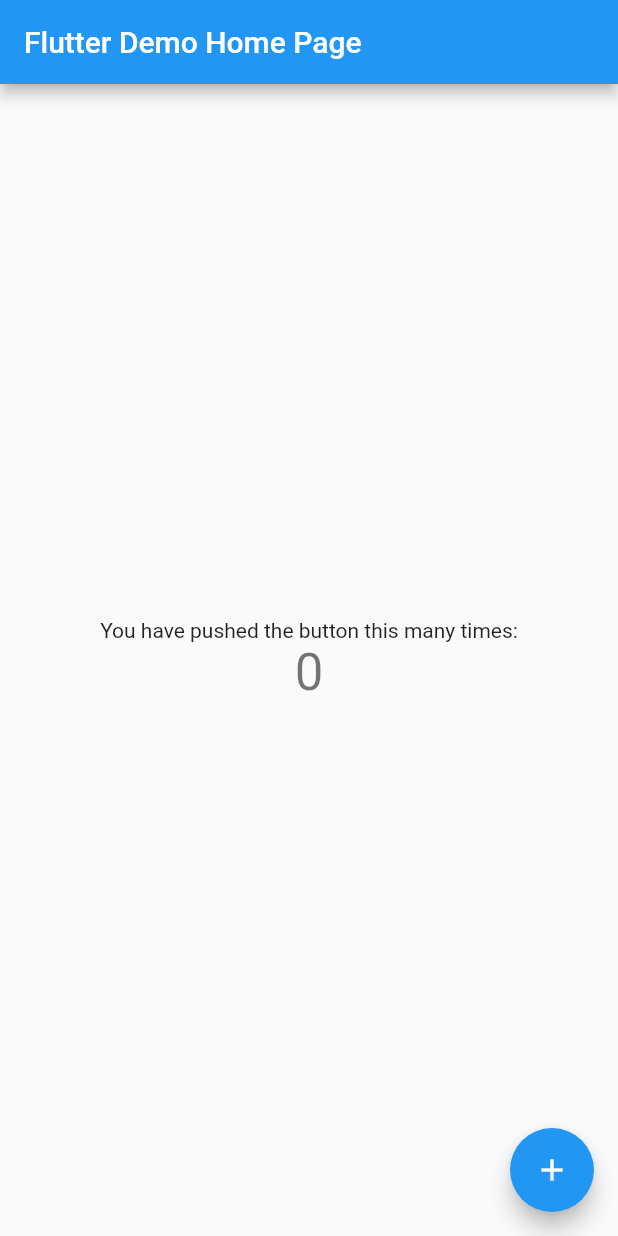
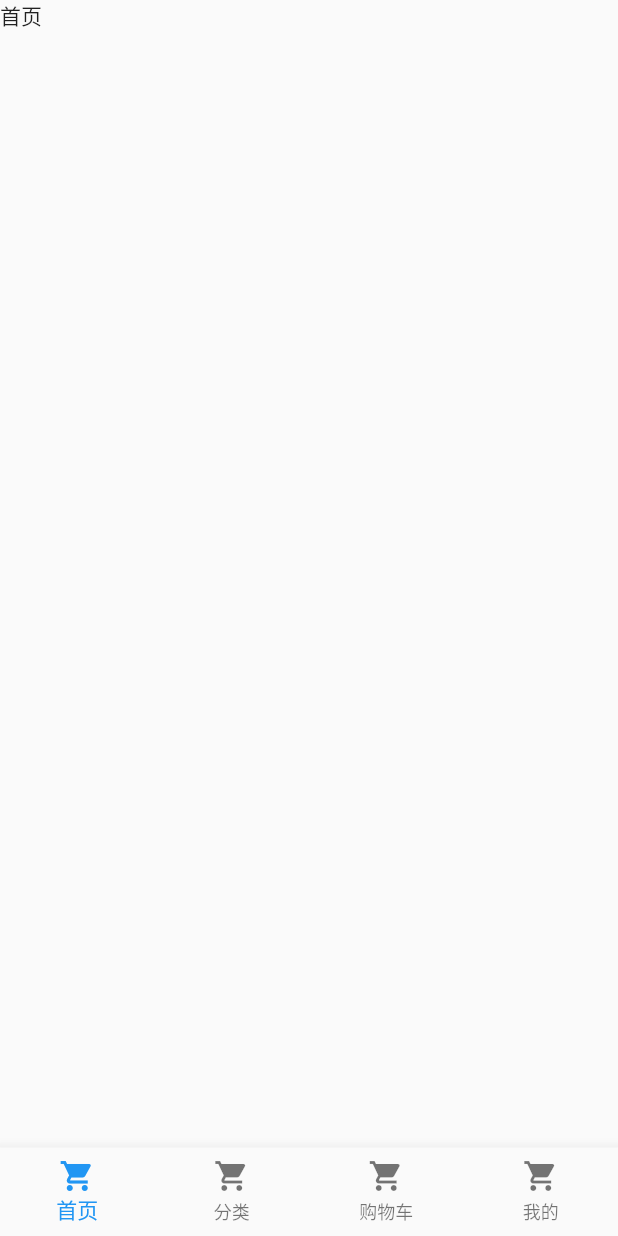
Before and after one commit to suzhiqiu/FlutterDemo, a Flutter app: the screen it shows after launch, on a phone screen of 412 x 824 dp. Run offline on Flutter 3.47's test engine with Material 2 defaults, Android fonts, the phone set to English and light mode, and no system bars.

Commit message:
feat:创建四个tab

```diff
--- a/lib/main.dart
+++ b/lib/main.dart
@@ -1,4 +1,5 @@
 import 'package:flutter/material.dart';
+import 'router/router.dart';
 
 void main() {
   runApp(MyApp());
@@ -9,105 +10,12 @@ class MyApp extends StatelessWidget {
   @override
   Widget build(BuildContext context) {
     return MaterialApp(
-      title: 'Flutter Demo',
-      theme: ThemeData(
-        // This is the theme of your application.
-        //
-        // Try running your application with "flutter run". You'll see the
-        // application has a blue toolbar. Then, without quitting the app, try
-        // changing the primarySwatch below to Colors.green and then invoke
-        // "hot reload" (press "r" in the console where you ran "flutter run",
-        // or simply save your changes to "hot reload" in a Flutter IDE).
-        // Notice that the counter didn't reset back to zero; the application
-        // is not restarted.
-        primarySwatch: Colors.blue,
-      ),
-      home: MyHomePage(title: 'Flutter Demo Home Page'),
+      theme: ThemeData(primaryColor: Colors.yellow
+          //primaryColor: Colors.white,
+          ),
+      initialRoute: '/',
+      onGenerateRoute: onGenerateRoute,
+      debugShowCheckedModeBanner: false,
     );
   }
 }
-
-class MyHomePage extends StatefulWidget {
-  MyHomePage({Key key, this.title}) : super(key: key);
-
-  // This widget is the home page of your application. It is stateful, meaning
-  // that it has a State object (defined below) that contains fields that affect
-  // how it looks.
-
-  // This class is the configuration for the state. It holds the values (in this
-  // case the title) provided by the parent (in this case the App widget) and
-  // used by the build method of the State. Fields in a Widget subclass are
-  // always marked "final".
-
-  final String title;
-
-  @override
-  _MyHomePageState createState() => _MyHomePageState();
-}
-
-class _MyHomePageState extends State<MyHomePage> {
-  int _counter = 0;
-
-  void _incrementCounter() {
-    setState(() {
-      // This call to setState tells the Flutter framework that something has
-      // changed in this State, which causes it to rerun the build method below
-      // so that the display can reflect the updated values. If we changed
-      // _counter without calling setState(), then the build method would not be
-      // called again, and so nothing would appear to happen.
-      _counter++;
-    });
-  }
-
-  @override
-  Widget build(BuildContext context) {
-    // This method is rerun every time setState is called, for instance as done
-    // by the _incrementCounter method above.
-    //
-    // The Flutter framework has been optimized to make rerunning build methods
-    // fast, so that you can just rebuild anything that needs updating rather
-    // than having to individually change instances of widgets.
-    return Scaffold(
-      appBar: AppBar(
-        // Here we take the value from the MyHomePage object that was created by
-        // the App.build method, and use it to set our appbar title.
-        title: Text(widget.title),
-      ),
-      body: Center(
-        // Center is a layout widget. It takes a single child and positions it
-        // in the middle of the parent.
-        child: Column(
-          // Column is also a layout widget. It takes a list of children and
-          // arranges them vertically. By default, it sizes itself to fit its
-          // children horizontally, and tries to be as tall as its parent.
-          //
-          // Invoke "debug painting" (press "p" in the console, choose the
-          // "Toggle Debug Paint" action from the Flutter Inspector in Android
-          // Studio, or the "Toggle Debug Paint" command in Visual Studio Code)
-          // to see the wireframe for each widget.
-          //
-          // Column has various properties to control how it sizes itself and
-          // how it positions its children. Here we use mainAxisAlignment to
-          // center the children vertically; the main axis here is the vertical
-          // axis because Columns are vertical (the cross axis would be
-          // horizontal).
-          mainAxisAlignment: MainAxisAlignment.center,
-          children: <Widget>[
-            Text(
-              'You have pushed the button this many times:',
-            ),
-            Text(
-              '$_counter',
-              style: Theme.of(context).textTheme.headline4,
-            ),
-          ],
-        ),
-      ),
-      floatingActionButton: FloatingActionButton(
-        onPressed: _incrementCounter,
-        tooltip: 'Increment',
-        child: Icon(Icons.add),
-      ), // This trailing comma makes auto-formatting nicer for build methods.
-    );
-  }
-}
--- /dev/null
+++ b/lib/pages/home/homePage.dart
@@ -0,0 +1,17 @@
+import 'package:flutter/material.dart';
+
+class HomePage extends StatefulWidget {
+  HomePage({Key key}) : super(key: key);
+
+  @override
+  _HomePageState createState() => _HomePageState();
+}
+
+class _HomePageState extends State<HomePage> {
+  @override
+  Widget build(BuildContext context) {
+    return Container(
+      child: Text("首页"),
+    );
+  }
+}
--- /dev/null
+++ b/lib/pages/tabs/tab.dart
@@ -0,0 +1,62 @@
+import 'package:flutter/material.dart';
+
+import '../home/homePage.dart';
+import '../category/categoryPage.dart';
+import '../cart/cartPage.dart';
+import '../my/myPage.dart';
+
+class Tabs extends StatefulWidget {
+  Tabs({Key key}) : super(key: key);
+
+  @override
+  _TabsState createState() => _TabsState();
+}
+
+class _TabsState extends State<Tabs> {
+  int _currentIndex = 0;
+  PageController _pageController;
+
+  @override
+  void initState() {
+    super.initState();
+    this._pageController = new PageController(initialPage: this._currentIndex);
+  }
+
+  List<Widget> widgets = [
+    HomePage(),
+    CategoryPage(),
+    CartPage(),
+    MyPage(),
+  ];
+
+  @override
+  Widget build(BuildContext context) {
+    return Scaffold(
+      body: PageView(
+        controller: this._pageController,
+        children: widgets,
+        onPageChanged: (index) {
+          setState(() {
+            this._currentIndex = index;
+          });
+        },
+        physics: NeverScrollableScrollPhysics(), //禁止pageView滑动
+      ),
+      bottomNavigationBar: BottomNavigationBar(
+        currentIndex: this._currentIndex,
+        type: BottomNavigationBarType.fixed,
+        onTap: (index) {
+          this._currentIndex = index;
+          this._pageController.jumpToPage(index);
+        },
+        items: [
+          BottomNavigationBarItem(icon: Icon(Icons.shopping_cart), label: '首页'),
+          BottomNavigationBarItem(icon: Icon(Icons.shopping_cart), label: '分类'),
+          BottomNavigationBarItem(
+              icon: Icon(Icons.shopping_cart), label: '购物车'),
+          BottomNavigationBarItem(icon: Icon(Icons.shopping_cart), label: '我的'),
+        ],
+      ),
+    );
+  }
+}
--- /dev/null
+++ b/lib/router/router.dart
@@ -0,0 +1,34 @@
+import 'package:flutter/material.dart';
+import '../pages/tabs/tab.dart';
+import '../pages/home/homePage.dart';
+import '../pages/category/categoryPage.dart';
+import '../pages/cart/cartPage.dart';
+import '../pages/my/myPage.dart';
+
+//配置路由
+final routes = {
+  '/': (context) => Tabs(),
+  '/home': (context) => HomePage(),
+  '/category': (context) => CategoryPage(),
+  '/cart': (context) => CartPage(),
+  '/my': (context) => MyPage(),
+};
+
+//固定写法
+var onGenerateRoute = (RouteSettings settings) {
+// 统一处理
+  final String name = settings.name;
+  final Function pageContentBuilder = routes[name];
+  if (pageContentBuilder != null) {
+    if (settings.arguments != null) {
+      final Route route = MaterialPageRoute(
+          builder: (context) =>
+              pageContentBuilder(context, arguments: settings.arguments));
+      return route;
+    } else {
+      final Route route =
+          MaterialPageRoute(builder: (context) => pageContentBuilder(context));
+      return route;
+    }
+  }
+};
```
Also changed, not shown: lib/pages/cart/cartPage.dart (added, +17 -0 lines), lib/pages/category/categoryPage.dart (added, +17 -0 lines), lib/pages/my/myPage.dart (added, +17 -0 lines), lib/util/md5Util.dart (added, +10 -0 lines), pubspec.yaml (+4 -3 lines), pubspec.lock, 1 other file.
